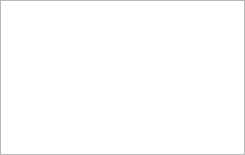
markus-wa/glmixer-mirror, file src/TagsManager.ui: the form before one commit.
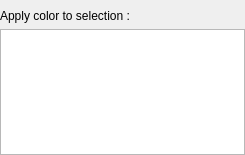
The form after the commit.

Commit message: Working implementation of Selection Toolbox with control of smooth pause. Cleanup VideoFile smooth pause mechanism.

Diff of the .ui file:
```diff
--- a/src/TagsManager.ui
+++ b/src/TagsManager.ui
@@ -29,6 +29,50 @@
    <property name="bottomMargin">
     <number>0</number>
    </property>
+   <item>
+    <widget class="QStackedWidget" name="tagsMessage">
+     <widget class="QWidget" name="page">
+      <layout class="QVBoxLayout" name="verticalLayout_2">
+       <property name="leftMargin">
+        <number>0</number>
+       </property>
+       <property name="rightMargin">
+        <number>0</number>
+       </property>
+       <property name="bottomMargin">
+        <number>6</number>
+       </property>
+       <item>
+        <widget class="QLabel" name="tagActionLabel">
+         <property name="text">
+          <string>Apply color to selection :</string>
+         </property>
+        </widget>
+       </item>
+      </layout>
+     </widget>
+     <widget class="QWidget" name="page_2">
+      <layout class="QVBoxLayout" name="verticalLayout_3">
+       <property name="leftMargin">
+        <number>0</number>
+       </property>
+       <property name="rightMargin">
+        <number>0</number>
+       </property>
+       <property name="bottomMargin">
+        <number>6</number>
+       </property>
+       <item>
+        <widget class="QLabel" name="tagActionLabel_2">
+         <property name="text">
+          <string>Select colored sources :</string>
+         </property>
+        </widget>
+       </item>
+      </layout>
+     </widget>
+    </widget>
+   </item>
    <item>
     <widget class="QListWidget" name="tagsListWidget">
      <property name="contextMenuPolicy">
```
The commit also changes 7 other files.
